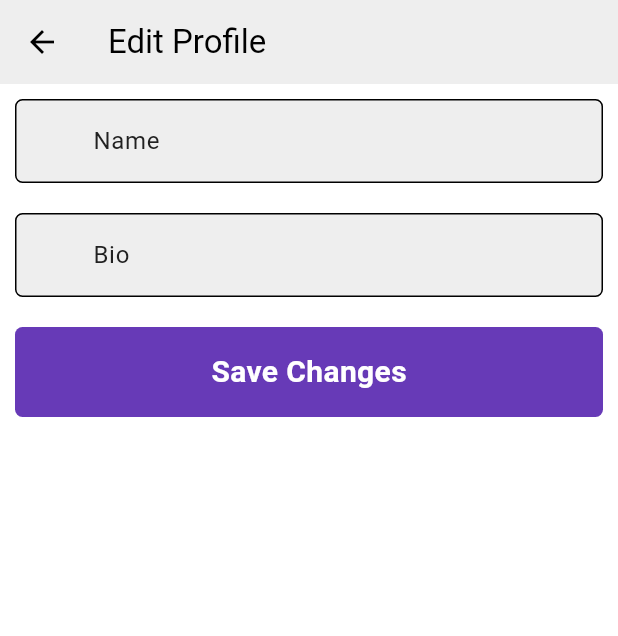
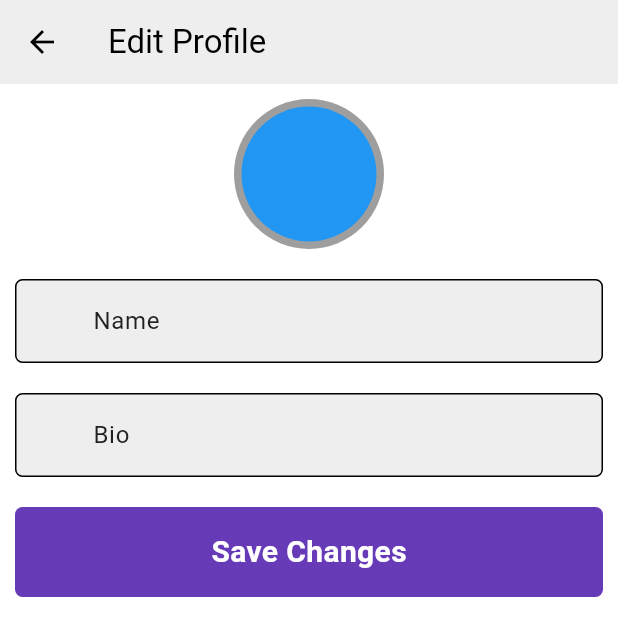
Before and after one commit to praveen0075/snaploop_, a Flutter app: the screen it shows once a user with an empty profile is signed in, item 4 of the bottom bar chosen, after a tap on "Edit Profile", on a phone screen of 412 x 824 dp. Shown: the top 636 px of the screen. Run offline on Flutter 3.47's test engine with Material 3 defaults, Android fonts, the phone set to English and light mode, and no system bars; our stand-ins replace cloud_firestore, equatable, file_picker, firebase_auth, firebase_core, flutter_bloc; accounts and stored records are empty; generated files the repository leaves out were written again.

Commit message:
profile cubit , Edit page profile pic circle avatar simple UI

```diff
--- /dev/null
+++ b/lib/features/home/presentation/pages/home_page.dart
@@ -0,0 +1,103 @@
+import 'dart:developer';
+
+import 'package:flutter/material.dart';
+import 'package:flutter_bloc/flutter_bloc.dart';
+import 'package:snap_loop/core/components/custom_snackbar.dart';
+import 'package:snap_loop/features/auth/presentation/bloc/auth_bloc.dart';
+import 'package:snap_loop/features/auth/presentation/bloc/auth_event.dart';
+import 'package:snap_loop/features/auth/presentation/bloc/auth_state.dart';
+import 'package:snap_loop/features/post/presentation/bloc/post_bloc.dart';
+import 'package:snap_loop/features/post/presentation/bloc/post_event.dart';
+import 'package:snap_loop/features/post/presentation/bloc/post_state.dart';
+
+class HomePage extends StatefulWidget {
+  const HomePage({super.key});
+
+  @override
+  State<HomePage> createState() => _HomePageState();
+}
+
+class _HomePageState extends State<HomePage> {
+  @override
+  void initState() {
+    super.initState();
+    getAllPost();
+  }
+
+  void getAllPost() {
+    context.read<PostBloc>().add(GetAllPostsEvent());
+  }
+
+  void deletePost() {}
+
+  @override
+  Widget build(BuildContext context) {
+    return Scaffold(
+      appBar: AppBar(
+        actions: [
+          BlocConsumer<AuthBloc, AuthState>(
+            listener: (context, state) {
+              if (state is AuthFailureState) {
+                customSnackBar(
+                  context,
+                  "Failed to log out",
+                  Colors.white,
+                  Colors.red,
+                );
+              }
+            },
+            builder: (context, state) {
+              if (state is AuthLoadingState) {
+                return Center(child: CircularProgressIndicator());
+              } else {
+                return IconButton(
+                  onPressed: () async {
+                    try {
+                      context.read<AuthBloc>().add(SignOutEvent());
+                    } catch (e) {
+                      log("Failed logout");
+                    }
+                  },
+                  icon: Icon(Icons.logout_outlined),
+                );
+              }
+            },
+          ),
+        ],
+      ),
+      body: BlocConsumer<PostBloc, PostState>(
+        listener: (context, state) {},
+        builder: (context, state) {
+          if (state is PostLoadingState || state is PostLoadingSuccessState) {
+            return Center(child: CircularProgressIndicator());
+          } else if (state is PostLoadedState) {
+            return ListView.builder(
+              itemCount: state.post.length,
+              itemBuilder: (context, index) {
+                if (state.post.isEmpty) {
+                  return Center(child: Text("No post available"));
+                }
+                return Container(
+                  decoration: BoxDecoration(border: Border.all()),
+                  child: Column(
+                    children: [
+                      Image.asset(state.post[index].imageUrl),
+                      Text(state.post[index].caption),
+                    ],
+                  ),
+                );
+              },
+            );
+          } else {
+            return Center(
+              child: Column(
+                mainAxisAlignment: MainAxisAlignment.center,
+                children: [CircularProgressIndicator(), Text("Error")],
+              ),
+            );
+          }
+        },
+      ),
+    );
+  }
+}
--- a/lib/features/navigation/root_page.dart
+++ b/lib/features/navigation/root_page.dart
@@ -6,7 +6,7 @@ import 'package:snap_loop/features/navigation/bloc/nav_bloc.dart';
 import 'package:snap_loop/features/navigation/bloc/nav_event.dart';
 import 'package:snap_loop/features/navigation/bloc/nav_state.dart';
 import 'package:snap_loop/features/post/presentation/pages/add_post_page.dart';
-import 'package:snap_loop/features/post/presentation/pages/home_page.dart';
+import 'package:snap_loop/features/home/presentation/pages/home_page.dart';
 import 'package:snap_loop/features/profile/presentation/pages/profile_page.dart';
 import 'package:snap_loop/features/search/presentation/pages/search_page.dart';
 
--- /dev/null
+++ b/lib/features/post/presentation/bloc/post_bloc.dart
@@ -0,0 +1,56 @@
+import 'dart:developer';
+import 'package:flutter_bloc/flutter_bloc.dart';
+import 'package:snap_loop/features/auth/domain/repositories/auth_repo.dart';
+import 'package:snap_loop/features/post/domain/entities/post_entity.dart';
+import 'package:snap_loop/features/post/domain/repositories/post_repository.dart';
+import 'package:snap_loop/features/post/presentation/bloc/post_event.dart';
+import 'package:snap_loop/features/post/presentation/bloc/post_state.dart';
+
+class PostBloc extends Bloc<PostEvent, PostState> {
+  final PostRepository postRepo;
+  final AuthRepo authRepo;
+
+  PostBloc({required this.postRepo, required this.authRepo})
+    : super(PostInitialState()) {
+    on<GetCurrentUserEvent>((event, emit) async{
+      emit(PostLoadingState());
+      try {
+        final user = await authRepo.getCurrentUser();
+        log(user!.userEmail);
+        emit(GetCurrentUserSuccessState(user));
+      } catch (e) {
+        emit(PostErrorState(e.toString()));
+      }
+    });
+
+    on<CreatePostEvent>((event, emit) async {
+      emit(PostLoadingState());
+      try {
+        await postRepo.createPost(event.postEntity);
+        emit(PostLoadingSuccessState());
+      } catch (e) {
+        emit(PostErrorState(e.toString()));
+      }
+    });
+
+    on<DeletePostEvent>((event, emit) async {
+      emit(PostLoadingState());
+      try {
+        await postRepo.deletePost(event.postId);
+        emit(PostLoadingSuccessState());
+      } catch (e) {
+        emit(PostErrorState(e.toString()));
+      }
+    });
+
+    on<GetAllPostsEvent>((event, emit) async {
+      emit(PostUpLoadingState());
+      try {
+        final List<PostEntity> postList = await postRepo.getAllPosts();
+        emit(PostLoadedState(postList));
+      } catch (e) {
+        emit(PostErrorState(e.toString()));
+      }
+    });
+  }
+}
--- /dev/null
+++ b/lib/features/post/presentation/bloc/post_event.dart
@@ -0,0 +1,27 @@
+import 'package:equatable/equatable.dart';
+import 'package:snap_loop/features/post/domain/entities/post_entity.dart';
+
+abstract class PostEvent extends Equatable {
+  @override
+  List<Object?> get props => [];
+}
+
+class GetCurrentUserEvent extends PostEvent{}
+
+class CreatePostEvent extends PostEvent {
+  final PostEntity postEntity;
+  CreatePostEvent(this.postEntity);
+
+  @override
+  List<Object?> get props => [postEntity];
+}
+
+class DeletePostEvent extends PostEvent {
+  final String postId;
+  DeletePostEvent(this.postId);
+
+  @override
+  List<Object?> get props => [postId];
+}
+
+class GetAllPostsEvent extends PostEvent {}
--- /dev/null
+++ b/lib/features/post/presentation/bloc/post_state.dart
@@ -0,0 +1,40 @@
+import 'package:equatable/equatable.dart';
+import 'package:snap_loop/features/auth/domain/entities/user_entity.dart';
+import 'package:snap_loop/features/post/domain/entities/post_entity.dart';
+
+abstract class PostState extends Equatable {
+  @override
+  List<Object?> get props => [];
+}
+
+class PostInitialState extends PostState {}
+
+class PostUpLoadingState extends PostState {}
+
+class PostLoadingSuccessState extends PostState{}
+
+class GetCurrentUserSuccessState extends PostState{
+  final UserEntity? userEntity;
+  GetCurrentUserSuccessState(this.userEntity);
+
+  @override
+  List<Object?> get props => [userEntity];
+}
+
+class PostLoadingState extends PostState {}
+
+class PostLoadedState extends PostState {
+  final List<PostEntity> post;
+  PostLoadedState(this.post);
+
+  @override
+  List<Object?> get props => [post];
+}
+
+class PostErrorState extends PostState {
+  final String errorMsg;
+  PostErrorState(this.errorMsg);
+
+  @override
+  List<Object?> get props => [errorMsg];
+}
--- a/lib/features/post/presentation/pages/home_page.dart
+++ /dev/null
@@ -1,52 +0,0 @@
-import 'dart:developer';
-
-import 'package:flutter/material.dart';
-import 'package:flutter_bloc/flutter_bloc.dart';
-import 'package:snap_loop/core/components/custom_snackbar.dart';
-import 'package:snap_loop/features/auth/presentation/bloc/auth_bloc.dart';
-import 'package:snap_loop/features/auth/presentation/bloc/auth_event.dart';
-import 'package:snap_loop/features/auth/presentation/bloc/auth_state.dart';
-
-class HomePage extends StatelessWidget {
-  const HomePage({super.key});
-
-  @override
-  Widget build(BuildContext context) {
-    return Scaffold(
-      appBar: AppBar(
-        actions: [
-          BlocConsumer<AuthBloc, AuthState>(
-            listener: (context, state) {
-              if (state is AuthFailureState) {
-                customSnackBar(
-                  context,
-                  "Failed to log out",
-                  Colors.white,
-                  Colors.red,
-                );
-              }
-            },
-            builder: (context, state) {
-              if (state is AuthLoadingState) {
-                return Center(child: CircularProgressIndicator());
-              } else {
-                return IconButton(
-                  onPressed: () async {
-                    try {
-                      context.read<AuthBloc>().add(SignOutEvent());
-
-                    } catch (e) {
-                      log("Failed logout");
-                    }
-                  },
-                  icon: Icon(Icons.logout_outlined),
-                );
-              }
-            },
-          ),
-        ],
-      ),
-      body: Center(child: Text("Home page")),
-    );
-  }
-}
--- a/lib/features/profile/domain/repositories/userprofile_repo.dart
+++ b/lib/features/profile/domain/repositories/userprofile_repo.dart
@@ -2,5 +2,5 @@ import 'package:snap_loop/features/profile/domain/entities/userprofile.dart';
 
 abstract class UserprofileRepo {
   Future<UserProfileEntity?> getuserProfile(String id);
-  Future<void> updateUserProfile(UserProfileEntity userUpdatedProfile);
+  Future<void> updateUserProfile(String userId,String username, String userBio, String userProfilePicUrl);
 }
--- a/lib/features/profile/presentation/bloc/profile_bloc.dart
+++ b/lib/features/profile/presentation/bloc/profile_bloc.dart
@@ -42,7 +42,7 @@ class ProfileBloc extends Bloc<ProfileEvents, ProfileState> {
         final UserProfileEntity? userprofile = await userprofileRepo
             .getuserProfile(event.userId);
         if (userprofile != null) {
-          await userprofileRepo.updateUserProfile(event.userProfileEntiry);
+          await userprofileRepo.updateUserProfile(event.userId, event.userName, event.userBio, event.userProfilePicUrl);
           log("User event id : ${event.userId}");
           final UserProfileEntity? updatedUser = await userprofileRepo
               .getuserProfile(event.userId);
--- a/lib/features/profile/presentation/bloc/profile_event.dart
+++ b/lib/features/profile/presentation/bloc/profile_event.dart
@@ -1,5 +1,4 @@
 import 'package:equatable/equatable.dart';
-import 'package:snap_loop/features/profile/domain/entities/userprofile.dart';
 
 abstract class ProfileEvents extends Equatable {
   @override
@@ -12,10 +11,10 @@ class UpdateUserProfile extends ProfileEvents {
   final String userId;
   final String userBio;
   final String userName;
-  final UserProfileEntity userProfileEntiry;
+  final String userProfilePicUrl;
 
-  UpdateUserProfile(this.userId, this.userBio,this.userName,this.userProfileEntiry);
+  UpdateUserProfile(this.userId, this.userBio,this.userName,this.userProfilePicUrl);
 
   @override
-  List<Object?> get props => [userId, userBio,userName,userProfileEntiry];
+  List<Object?> get props => [userId, userBio,userName,userProfilePicUrl];
 }
--- a/lib/features/profile/presentation/pages/edit_profile_page.dart
+++ b/lib/features/profile/presentation/pages/edit_profile_page.dart
@@ -21,10 +21,35 @@ class EditProfilePage extends StatelessWidget {
     bioController.text = user!.userBio ?? "";
     return Scaffold(
       appBar: AppBar(title: Text("Edit Profile")),
-      body: Padding(
+      body: BlocConsumer<ProfileBloc, ProfileState>(
+        listener: (context, state) {
+          if (state is UserProfileUserDetailsLoadedState) {
+            Navigator.pop(context);
+          }
+        },
+        builder: (context, state) {
+          if (state is UserProfileUserDetailsLoadingState) {
+            return Center(child: CircularProgressIndicator());
+          }
+          return Padding(
             padding: const EdgeInsets.all(10),
             child: Column(
               children: [
+                CircleAvatar(
+                  radius: 50,
+                  backgroundColor: Colors.grey,
+                  child:
+                      user!.profilePicUrl == ""
+                          ? CircleAvatar(
+                            radius: 45,
+                            backgroundColor: Colors.blue,
+                          )
+                          : CircleAvatar(
+                            radius: 45,
+                            backgroundColor: Colors.black,
+                          ),
+                ),
+                kh20,
                 CustomeTextformfield(
                   txtController: nameController,
                   hintText: "Name",
@@ -37,17 +62,7 @@ class EditProfilePage extends StatelessWidget {
                   obscure: false,
                 ),
                 kh20,
-            BlocConsumer<ProfileBloc, ProfileState>(
-              listener: (context, state) {
-                if (state is UserProfileUserDetailsLoadedState) {
-                  Navigator.pop(context);
-                }
-              },
-              builder: (context, state) {
-                if (state is UserProfileUserDetailsLoadingState) {
-                  return Center(child: CircularProgressIndicator());
-                }
-                return CustomButton(
+                CustomButton(
                   buttonText: "Save Changes",
                   buttonColor: Colors.deepPurple,
                   buttonTextColor: Colors.white,
@@ -57,21 +72,15 @@ class EditProfilePage extends StatelessWidget {
                           user!.userid,
                           bioController.text,
                           nameController.text,
-                          UserProfileEntity(
-                            userid: user!.userid,
-                            userEmail: user!.userEmail,
-                            userName: nameController.text.trim(),
-                            userBio: bioController.text.trim(),
-                            profilePicUrl: user!.profilePicUrl,
+                          "",
                         ),
                       ),
+                ),
+              ],
             ),
           );
         },
       ),
-          ],
-        ),
-      ),
     );
   }
 }
--- a/lib/features/profile/presentation/pages/profile_page.dart
+++ b/lib/features/profile/presentation/pages/profile_page.dart
@@ -25,12 +25,12 @@ class _ProfilePageState extends State<ProfilePage> {
 
   @override
   Widget build(BuildContext context) {
-    final BuildContext ctx;
     return BlocConsumer<ProfileBloc, ProfileState>(
       builder: (context, state) {
         if (state is UserProfileUserDetailsLoadedState) {
           name = state.user?.userName;
           bio = state.user?.userBio;
+          log("user image url = ${state.user!.profilePicUrl}");
           log(state.user.toString());
           return Scaffold(
             appBar: AppBar(title: Text("Profile")),
@@ -40,11 +40,18 @@ class _ProfilePageState extends State<ProfilePage> {
                   CircleAvatar(
                     radius: 50,
                     backgroundColor: Colors.grey,
-                    child: CircleAvatar(
-                      radius: 45,
-                      backgroundColor: Colors.black,
-                      child: Icon(Icons.person),
-                    ),
+                    child:
+                        state.user!.profilePicUrl == ""
+                            ? CircleAvatar(
+                              radius: 45,
+                              backgroundColor: Colors.black,
+                              child: Icon(Icons.person),
+                            )
+                            : CircleAvatar(
+                              radius: 45,
+                              backgroundColor: Colors.blue,
+                              child: Icon(Icons.person),
+                            ),
                   ),
                   Text(name ?? ""),
                   Text(bio ?? ""),
--- a/lib/main.dart
+++ b/lib/main.dart
@@ -9,6 +9,8 @@ import 'package:snap_loop/features/auth/presentation/pages/auth.dart';
 import 'package:snap_loop/features/navigation/bloc/nav_bloc.dart';
 import 'package:snap_loop/features/navigation/root_page.dart';
 import 'package:snap_loop/config/firebase_options.dart';
+import 'package:snap_loop/features/post/data/firebase_post_repo.dart';
+import 'package:snap_loop/features/post/presentation/bloc/post_bloc.dart';
 import 'package:snap_loop/features/profile/data/firebase_userprofile_repo.dart';
 import 'package:snap_loop/features/profile/presentation/bloc/profile_bloc.dart';
 
@@ -23,6 +25,7 @@ class MyApp extends StatelessWidget {
 
   final authRepository = AuthRespositoryFirebase();
   final userRepository = FirebaseUserProfileRepo();
+  final postRepository = FirebasePostRepo();
 
   @override
   Widget build(BuildContext context) {
@@ -42,6 +45,13 @@ class MyApp extends StatelessWidget {
                   userprofileRepo: userRepository,
                 ),
           ),
+          BlocProvider<PostBloc>(
+            create:
+                (context) => PostBloc(
+                  authRepo: authRepository,
+                  postRepo: postRepository,
+                ),
+          ),
         ],
         child: StreamBuilder(
           stream: FirebaseAuth.instance.authStateChanges(),
--- a/pubspec.yaml
+++ b/pubspec.yaml
@@ -39,6 +39,7 @@ dependencies:
   flutter_bloc: ^9.1.1
   equatable: ^2.0.7
   cloud_firestore: ^5.6.9
+  file_picker: ^10.2.0
 
 dev_dependencies:
   flutter_test:
@@ -63,8 +64,8 @@ flutter:
   uses-material-design: true
 
   # To add assets to your application, add an assets section, like this:
-  # assets:
-  #   - images/a_dot_burr.jpeg
+  assets:
+    - assets/images/
   #   - images/a_dot_ham.jpeg
 
   # An image asset can refer to one or more resolution-specific "variants", see
```
Also changed, not shown: lib/features/auth/presentation/bloc/auth_bloc.dart (+24 -26 lines), lib/features/post/presentation/pages/add_post_page.dart (+127 -2 lines), lib/features/profile/data/firebase_userprofile_repo.dart (+5 -5 lines), lib/features/profile/presentation/bloc/profile_cubit.dart (added, +25 -0 lines), assets/images/naruto.jpg (added), pubspec.lock, 1 other file. Lines whose indentation alone changed are shown as unchanged.
